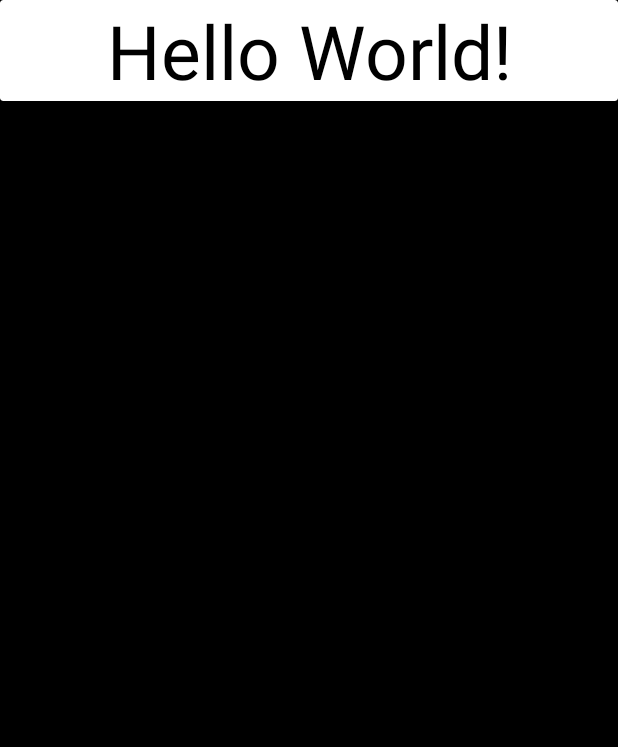
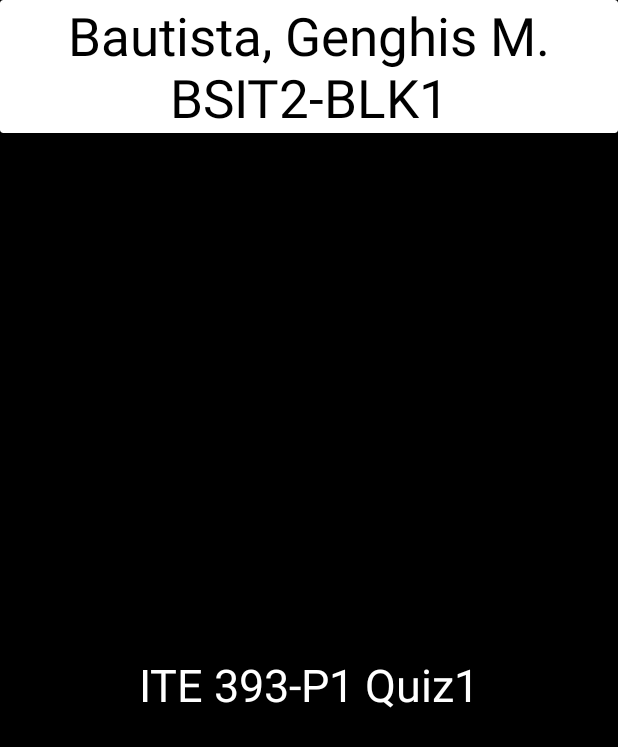
Before and after one commit to bautista-genghis-m/Genghis-block1-activity1, an Android app: the screen it shows after launch (MainActivity), on a phone screen of 412 x 824 dp. Shown: the top 747 px of the screen. Run offline under Robolectric (Android 15) with nearby library versions, the phone set to English and light mode, and no system bars.

Commit message:
third commit - in the same xml file in the last two commits, in this third commit, I extracted a string resource in the Textview inside the Cardview and changed the "Hello World!" into my <fullname>.<course>.<yearlevel>.<block> and removed the constraints because it will no longer need it since it's inside the cardview.
I also added a new Textview with the subject code "ITE 393", the current period, and the first quiz. Then I constraint it the start, end, and the bottom to the parent, but I constraint the Top on the bottom of the Cardview

```diff
--- a/app/src/main/res/layout/activity_main.xml
+++ b/app/src/main/res/layout/activity_main.xml
@@ -8,6 +8,7 @@
     tools:context=".MainActivity">
 
     <androidx.cardview.widget.CardView
+        android:id="@+id/cardview"
         android:layout_width="match_parent"
         android:layout_height="wrap_content"
         android:background="@color/white" >
@@ -15,15 +16,28 @@
         <TextView
             android:layout_width="match_parent"
             android:layout_height="match_parent"
-            android:text="Hello World!"
-            app:layout_constraintBottom_toBottomOf="parent"
-            app:layout_constraintEnd_toEndOf="parent"
-            app:layout_constraintStart_toStartOf="parent"
-            app:layout_constraintTop_toTopOf="parent"
+            android:text="@string/name"
             android:textColor="@color/black"
             android:textAlignment="center"
-            android:textSize="50dp"/>
+            android:layout_marginStart="10dp"
+            android:layout_marginEnd="10dp"
+            android:textSize="35dp"/>
+
     </androidx.cardview.widget.CardView>
+
+    <TextView
+        android:layout_width="match_parent"
+        android:layout_height="wrap_content"
+        app:layout_constraintStart_toStartOf="parent"
+        app:layout_constraintEnd_toEndOf="parent"
+        app:layout_constraintBottom_toBottomOf="parent"
+        app:layout_constraintTop_toBottomOf="@id/cardview"
+        android:textSize="30dp"
+        android:textAlignment="center"
+        android:textColor="@color/white"
+        android:text="ITE 393-P1 Quiz1">
+
+    </TextView>
 
 
 
--- a/app/src/main/res/values/strings.xml
+++ b/app/src/main/res/values/strings.xml
@@ -1,3 +1,4 @@
 <resources>
     <string name="app_name">Genghis-Block1-Quiz</string>
+    <string name="name">Bautista, Genghis M. BSIT2-BLK1</string>
 </resources>
```
